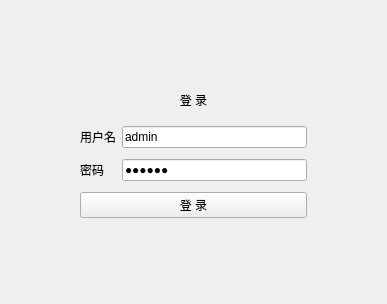
This is app/ui/LoginUI.ui in Meydan-ZHOU/smileSystem as Qt 5 draws it before an edit. The edited form follows.
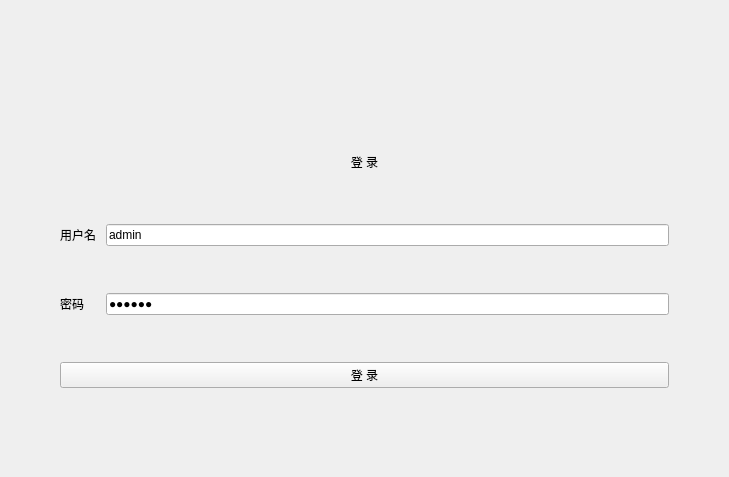
This is the edited form.

```diff
--- a/app/ui/LoginUI.ui
+++ b/app/ui/LoginUI.ui
@@ -6,8 +6,8 @@
    <rect>
     <x>0</x>
     <y>0</y>
-    <width>387</width>
-    <height>304</height>
+    <width>729</width>
+    <height>477</height>
    </rect>
   </property>
   <property name="windowTitle">
@@ -15,19 +15,84 @@
   </property>
   <layout class="QGridLayout" name="gridLayout">
    <property name="leftMargin">
-    <number>80</number>
+    <number>0</number>
    </property>
    <property name="topMargin">
-    <number>80</number>
+    <number>0</number>
    </property>
    <property name="rightMargin">
-    <number>80</number>
+    <number>0</number>
    </property>
    <property name="bottomMargin">
-    <number>80</number>
+    <number>0</number>
    </property>
+   <property name="spacing">
+    <number>0</number>
+   </property>
    <item row="0" column="0">
+    <layout class="QVBoxLayout" name="verticalLayout">
+     <item>
+      <widget class="QWidget" name="widget" native="true">
+       <property name="sizePolicy">
+        <sizepolicy hsizetype="Expanding" vsizetype="Fixed">
+         <horstretch>0</horstretch>
+         <verstretch>0</verstretch>
+        </sizepolicy>
+       </property>
+       <property name="minimumSize">
+        <size>
+         <width>0</width>
+         <height>60</height>
+        </size>
+       </property>
+       <property name="maximumSize">
+        <size>
+         <width>16777215</width>
+         <height>60</height>
+        </size>
+       </property>
+       <layout class="QGridLayout" name="gridLayout_2">
+        <property name="leftMargin">
+         <number>0</number>
+        </property>
+        <property name="topMargin">
+         <number>0</number>
+        </property>
+        <property name="rightMargin">
+         <number>0</number>
+        </property>
+        <property name="bottomMargin">
+         <number>0</number>
+        </property>
+        <property name="horizontalSpacing">
+         <number>0</number>
+        </property>
+        <item row="0" column="0">
+         <layout class="QHBoxLayout" name="horizontalLayout"/>
+        </item>
+       </layout>
+      </widget>
+     </item>
+     <item>
     <layout class="QFormLayout" name="formLayout">
+       <property name="horizontalSpacing">
+        <number>10</number>
+       </property>
+       <property name="verticalSpacing">
+        <number>20</number>
+       </property>
+       <property name="leftMargin">
+        <number>60</number>
+       </property>
+       <property name="topMargin">
+        <number>60</number>
+       </property>
+       <property name="rightMargin">
+        <number>60</number>
+       </property>
+       <property name="bottomMargin">
+        <number>60</number>
+       </property>
      <item row="1" column="0">
       <widget class="QLabel" name="label_username">
        <property name="text">
@@ -93,6 +158,8 @@
         <set>Qt::AlignCenter</set>
        </property>
       </widget>
+       </item>
+      </layout>
      </item>
     </layout>
    </item>
```
Lines whose indentation alone changed are shown as unchanged.
